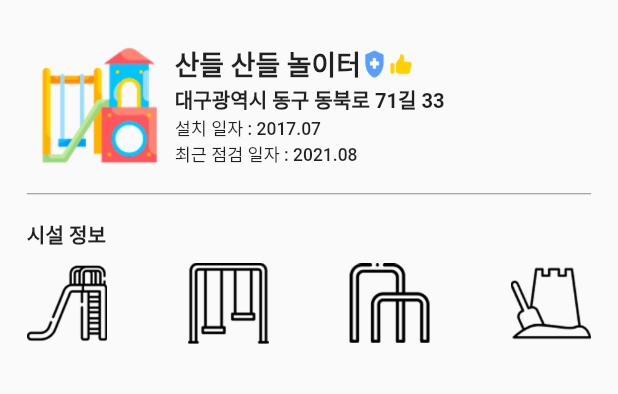
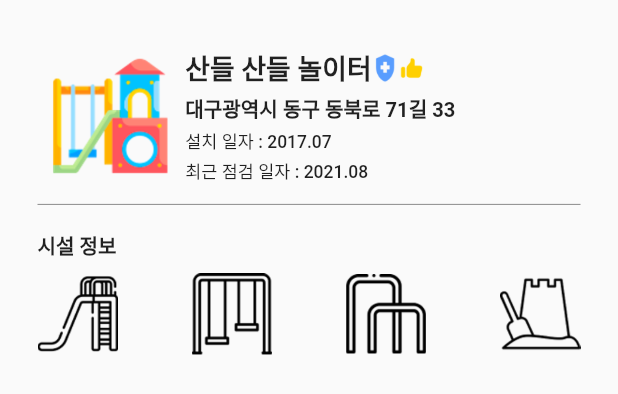
Before and after one commit to thing-zoo/playmate, a Flutter app: what buildDetailSheet() shows on an empty page, opened directly, on a phone screen of 412 x 824 dp. Shown: the top 394 px of the screen. Run offline on Flutter 3.47's test engine with Material 2 defaults, Android fonts, the phone set to English and light mode, and no system bars; our stand-ins replace flutter_screenutil, google_maps_flutter; missing offline and left inert: dart:ffi; statements that could not run were skipped.

Commit message:
resized bottom sheet

```diff
--- a/lib/screens/map/components/build_detail_sheet.dart
+++ b/lib/screens/map/components/build_detail_sheet.dart
@@ -2,10 +2,10 @@ import 'package:flutter/material.dart';
 import 'package:flutter_screenutil/flutter_screenutil.dart';
 
 Widget buildDetailSheet(BuildContext context) {
-  return Container(
-    height: 0.4.sh,
-    padding: EdgeInsets.all(20.w),
+  return Padding(
+    padding: const EdgeInsets.all(25.0),
     child: Column(
+      mainAxisSize: MainAxisSize.min,
       children: [
         Row(
           children: [
@@ -19,7 +19,7 @@ Widget buildDetailSheet(BuildContext context) {
             ),
             //설명
             Container(
-              height: 90.w,
+              height: 100.w,
               child: Column(
                 crossAxisAlignment: CrossAxisAlignment.start,
                 mainAxisAlignment: MainAxisAlignment.spaceBetween,
--- a/lib/screens/map/map_screen.dart
+++ b/lib/screens/map/map_screen.dart
@@ -26,11 +26,11 @@ class _MapScreenState extends State<MapScreen> {
     zoom: 14.4746,
   );
 
-  //상세 페이지
+  //상세 페이지 호출함수
   _showDetailSheet(context) {
     showModalBottomSheet(
       context: context,
-      isScrollControlled: true,
+      useRootNavigator: true,
       builder: buildDetailSheet,
       shape: const RoundedRectangleBorder(
         borderRadius: BorderRadius.only(
```
